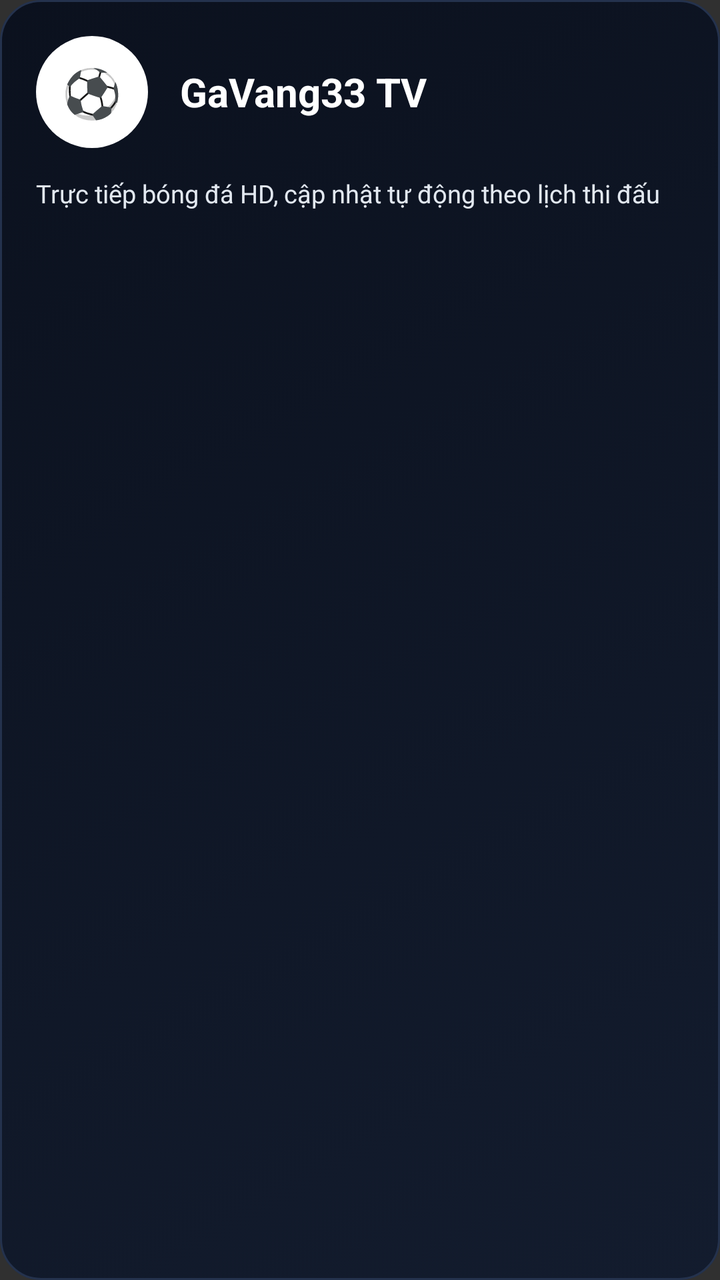
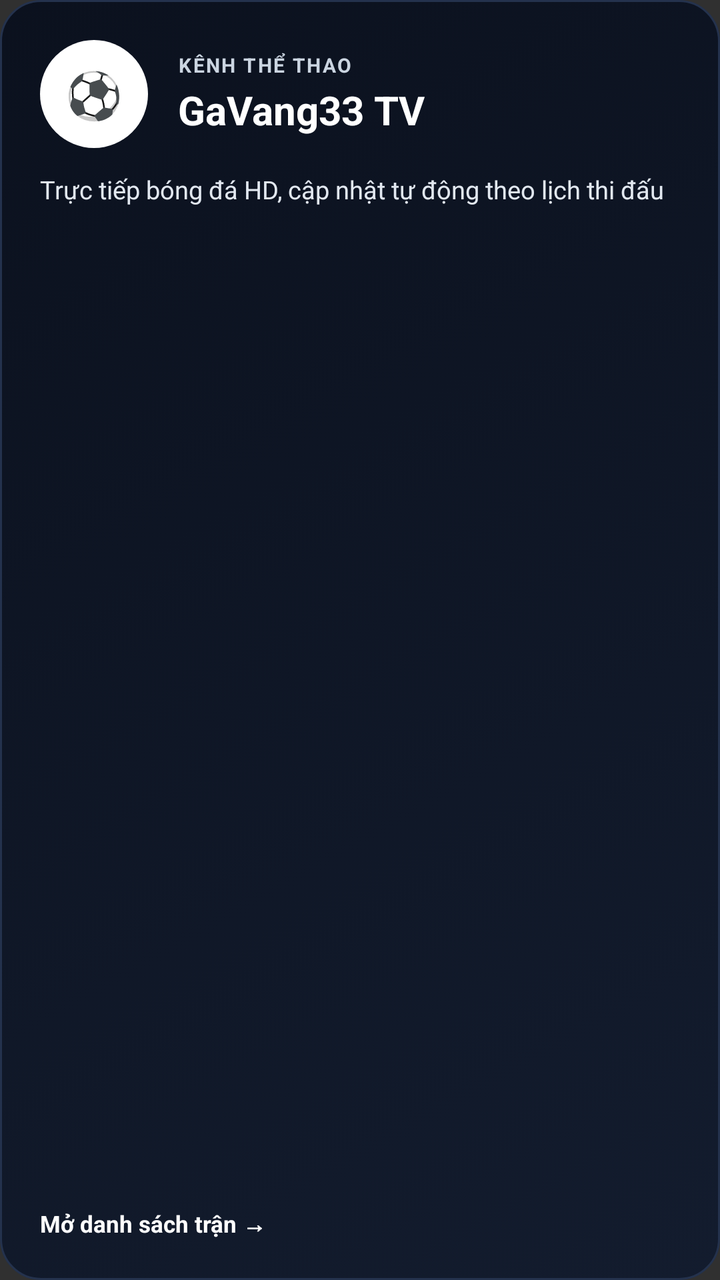

Compare the two renders of this Android layout. The source of the first and the diff that turns it into the second are given below.
<!-- AndroidManifest.xml: application theme Theme.AppCompat.NoActionBar -->
<!-- res/layout/item_source_card.xml -->
<?xml version="1.0" encoding="utf-8"?>
<LinearLayout xmlns:android="http://schemas.android.com/apk/res/android"
    android:id="@+id/cardContainer"
    android:layout_width="match_parent"
    android:layout_height="152dp"
    android:layout_margin="8dp"
    android:background="@drawable/bg_source_dark"
    android:clickable="true"
    android:focusable="true"
    android:orientation="vertical"
    android:padding="18dp">

    
    <LinearLayout
        android:layout_width="match_parent"
        android:layout_height="wrap_content"
        android:gravity="center_vertical"
        android:orientation="horizontal">

        <TextView
            android:id="@+id/tvSourceIcon"
            android:layout_width="56dp"
            android:layout_height="56dp"
            android:background="@drawable/bg_circle_white"
            android:gravity="center"
            android:text="⚽"
            android:textColor="#0F172A"
            android:textSize="24sp"
            android:textStyle="bold" />

        <TextView
            android:id="@+id/tvSourceTitle"
            android:layout_width="0dp"
            android:layout_height="wrap_content"
            android:layout_marginStart="16dp"
            android:layout_weight="1"
            android:ellipsize="end"
            android:maxLines="2"
            android:text="GaVang33 TV"
            android:textColor="#FFFFFF"
            android:textSize="20sp"
            android:textStyle="bold" />
    </LinearLayout>

    
    <TextView
        android:id="@+id/tvSourceSubtitle"
        android:layout_width="match_parent"
        android:layout_height="wrap_content"
        android:layout_marginTop="14dp"
        android:ellipsize="end"
        android:lineSpacingExtra="2dp"
        android:maxLines="2"
        android:text="Trực tiếp bóng đá HD, cập nhật tự động theo lịch thi đấu"
        android:textColor="#E2E8F0"
        android:textSize="12.5sp" />

</LinearLayout>
<!-- resources referenced by this layout -->
<resources>
  <!-- drawable bg_circle_white (drawable) -->
  <?xml version="1.0" encoding="utf-8"?>
  <shape xmlns:android="http://schemas.android.com/apk/res/android" android:shape="oval">
      <solid android:color="#FFFFFF" />
  </shape>
  <!-- drawable bg_source_dark (drawable) -->
  <?xml version="1.0" encoding="utf-8"?>
  <selector xmlns:android="http://schemas.android.com/apk/res/android">
      <item android:state_focused="true">
          <shape android:shape="rectangle">
              <gradient
                  android:angle="135"
                  android:startColor="#1E293B"
                  android:endColor="#0F172A" />
              <corners android:radius="20dp" />
              <stroke android:width="3dp" android:color="#38BDF8" />
          </shape>
      </item>
      <item>
          <shape android:shape="rectangle">
              <gradient
                  android:angle="135"
                  android:startColor="#131C2E"
                  android:endColor="#0B111E" />
              <corners android:radius="20dp" />
              <stroke android:width="1dp" android:color="#24324D" />
          </shape>
      </item>
  </selector>
</resources>

<!-- the commit's change to res/layout/item_source_card.xml (unified diff, before → after) -->
@@ -2,15 +2,14 @@
 <LinearLayout xmlns:android="http://schemas.android.com/apk/res/android"
     android:id="@+id/cardContainer"
     android:layout_width="match_parent"
-    android:layout_height="152dp"
-    android:layout_margin="8dp"
+    android:layout_height="168dp"
+    android:layout_margin="9dp"
     android:background="@drawable/bg_source_dark"
     android:clickable="true"
     android:focusable="true"
     android:orientation="vertical"
-    android:padding="18dp">
+    android:padding="20dp">
 
-    
     <LinearLayout
         android:layout_width="match_parent"
         android:layout_height="wrap_content"
@@ -19,35 +18,51 @@
 
         <TextView
             android:id="@+id/tvSourceIcon"
-            android:layout_width="56dp"
-            android:layout_height="56dp"
+            android:layout_width="54dp"
+            android:layout_height="54dp"
             android:background="@drawable/bg_circle_white"
             android:gravity="center"
             android:text="⚽"
             android:textColor="#0F172A"
-            android:textSize="24sp"
+            android:textSize="23sp"
             android:textStyle="bold" />
 
-        <TextView
-            android:id="@+id/tvSourceTitle"
+        <LinearLayout
             android:layout_width="0dp"
             android:layout_height="wrap_content"
-            android:layout_marginStart="16dp"
+            android:layout_marginStart="15dp"
             android:layout_weight="1"
-            android:ellipsize="end"
-            android:maxLines="2"
-            android:text="GaVang33 TV"
-            android:textColor="#FFFFFF"
-            android:textSize="20sp"
-            android:textStyle="bold" />
+            android:orientation="vertical">
+
+            <TextView
+                android:layout_width="wrap_content"
+                android:layout_height="wrap_content"
+                android:letterSpacing="0.08"
+                android:text="KÊNH THỂ THAO"
+                android:textColor="#CBD5E1"
+                android:textSize="10sp"
+                android:textStyle="bold" />
+
+            <TextView
+                android:id="@+id/tvSourceTitle"
+                android:layout_width="match_parent"
+                android:layout_height="wrap_content"
+                android:layout_marginTop="2dp"
+                android:ellipsize="end"
+                android:maxLines="1"
+                android:text="GaVang33 TV"
+                android:textColor="#FFFFFF"
+                android:textSize="20sp"
+                android:textStyle="bold" />
+        </LinearLayout>
     </LinearLayout>
 
-    
     <TextView
         android:id="@+id/tvSourceSubtitle"
         android:layout_width="match_parent"
-        android:layout_height="wrap_content"
-        android:layout_marginTop="14dp"
+        android:layout_height="0dp"
+        android:layout_marginTop="12dp"
+        android:layout_weight="1"
         android:ellipsize="end"
         android:lineSpacingExtra="2dp"
         android:maxLines="2"
@@ -55,4 +70,12 @@
         android:textColor="#E2E8F0"
         android:textSize="12.5sp" />
 
+    <TextView
+        android:layout_width="wrap_content"
+        android:layout_height="wrap_content"
+        android:text="Mở danh sách trận →"
+        android:textColor="#FFFFFF"
+        android:textSize="11.5sp"
+        android:textStyle="bold" />
+
 </LinearLayout>
